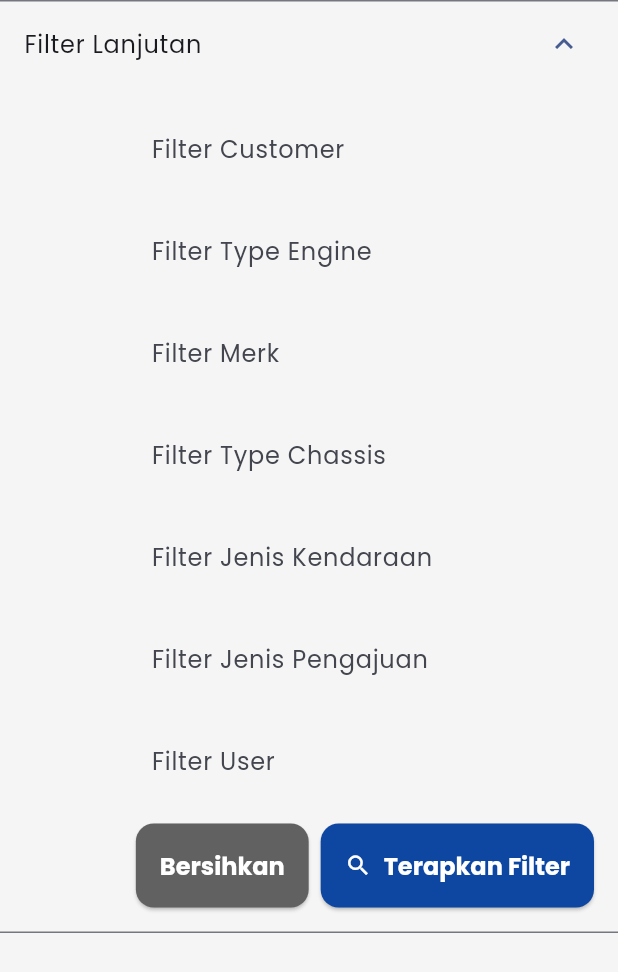
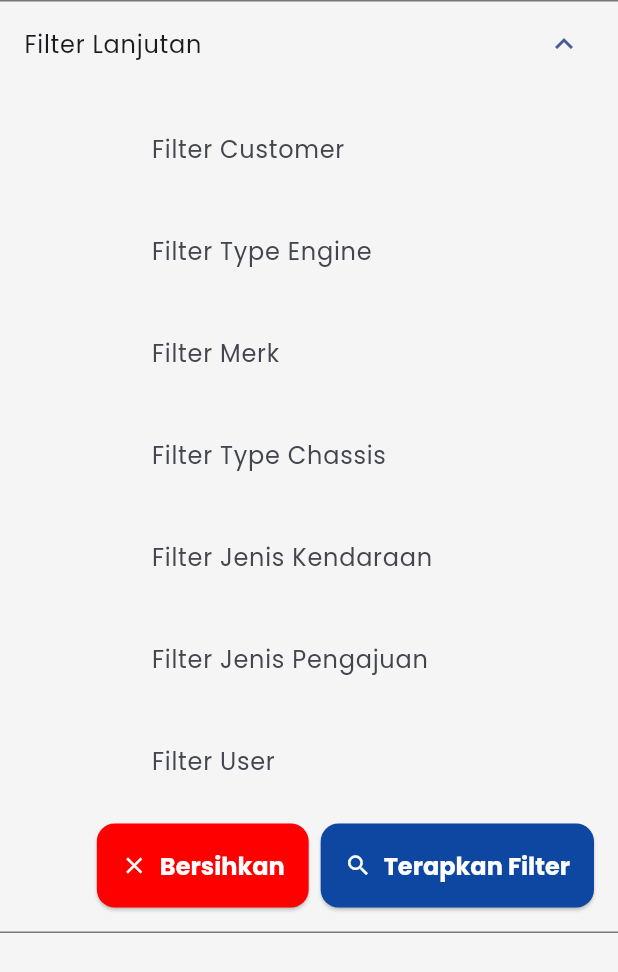
Before and after one commit to Zenalghi/master_gambar, a Flutter app: the AdvancedFilterPanel widget shown alone on an empty page, opened directly, after a tap on "Filter Lanjutan", on a phone screen of 412 x 824 dp. Shown: the top 972 px of the screen. Run offline on Flutter 3.47's test engine with Material 3 defaults, Android fonts, the phone set to English and light mode, and no system bars; our stand-ins replace data_table_2, dio, file_picker, flutter_riverpod, shared_preferences; missing offline and left inert: desktop_drop, pdfx, window_manager; accounts and stored records are empty; network calls fail.

Commit message:
advance filter done

```diff
--- a/lib/elements/home/widgets/advanced_filter_panel.dart
+++ b/lib/elements/home/widgets/advanced_filter_panel.dart
@@ -70,7 +70,7 @@ class _AdvancedFilterPanelState extends ConsumerState<AdvancedFilterPanel> {
           child: Column(
             children: [
               Wrap(
-                spacing: 16.0,
+                // spacing: 16.0,
                 runSpacing: 16.0,
                 children: [
                   _buildFilterTextField(
@@ -107,12 +107,13 @@ class _AdvancedFilterPanelState extends ConsumerState<AdvancedFilterPanel> {
               Row(
                 mainAxisAlignment: MainAxisAlignment.end,
                 children: [
-                  ElevatedButton(
+                  ElevatedButton.icon(
                     onPressed: _clearFilters,
                     style: ElevatedButton.styleFrom(
-                      backgroundColor: Colors.grey.shade700,
+                      backgroundColor: const Color.fromARGB(255, 255, 0, 0),
                     ),
-                    child: const Text('Bersihkan'),
+                    icon: const Icon(Icons.clear),
+                    label: const Text('Bersihkan'),
                   ),
                   const SizedBox(width: 8),
                   ElevatedButton.icon(
```
Also changed, not shown: lib/elements/home/repository/options_repository.dart (+21 -10 lines), lib/elements/home/widgets/transaksi_history_datasource.dart (+4 -3 lines).
